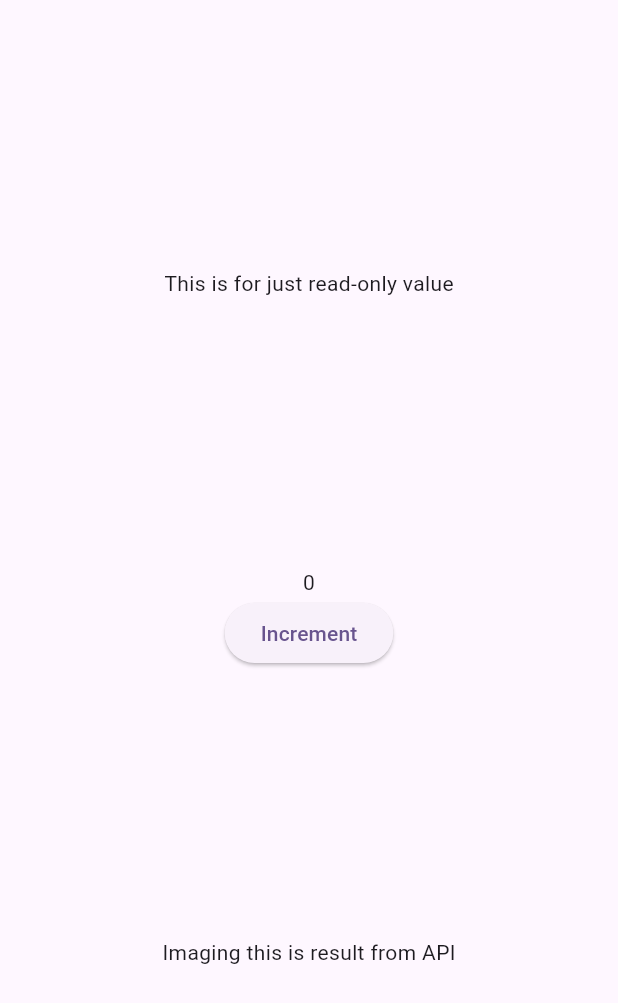
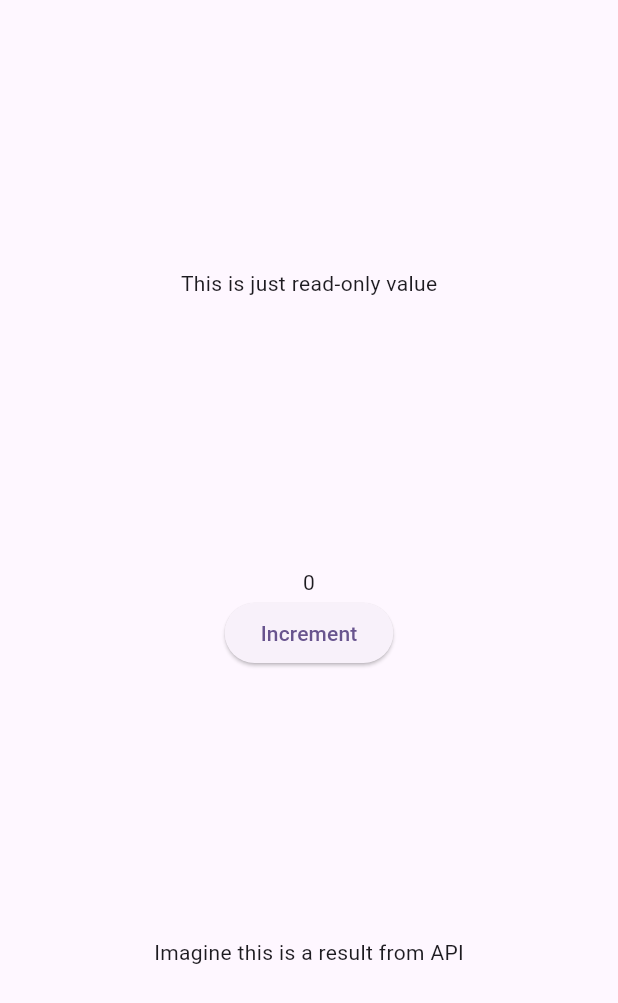
Before and after one commit to habeeb321/Learn-Riverpod, a Flutter app: the screen it shows after launch, on a phone screen of 412 x 824 dp. Shown: the top 1003 px of the screen. Run offline on Flutter 3.47's test engine with Material 3 defaults, Android fonts, the phone set to English and light mode, and no system bars; our stand-ins replace flutter_riverpod.

```diff
--- a/lib/controller.dart
+++ b/lib/controller.dart
@@ -2,7 +2,7 @@ import 'package:flutter_riverpod/flutter_riverpod.dart';
 import 'package:flutter_riverpod/legacy.dart';
 
 final readOnly = Provider<String>((ref) {
-  return 'This is for just read-only value';
+  return 'This is just read-only value';
 });
 
 final basicMutableState = StateProvider<int>((ref) {
@@ -11,5 +11,5 @@ final basicMutableState = StateProvider<int>((ref) {
 
 final asyncDataState = FutureProvider<String>((ref) async {
   await Future.delayed(Duration(seconds: 2));
-  return 'Imaging this is result from API';
+  return 'Imagine this is a result from API';
 });
```
